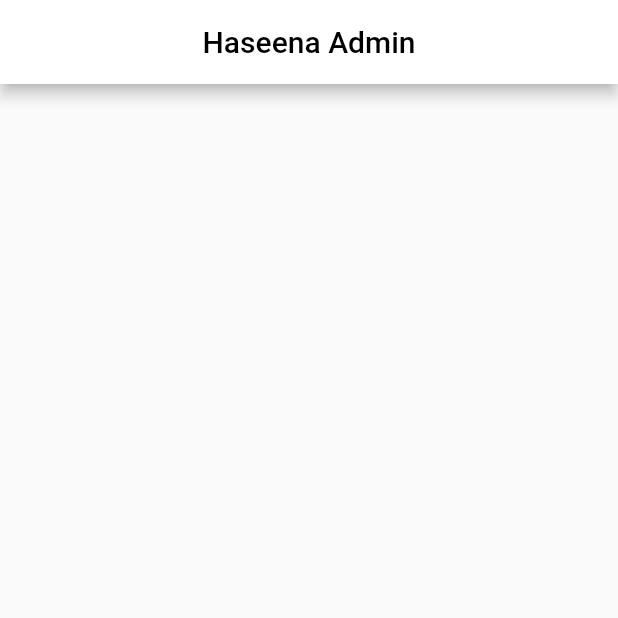
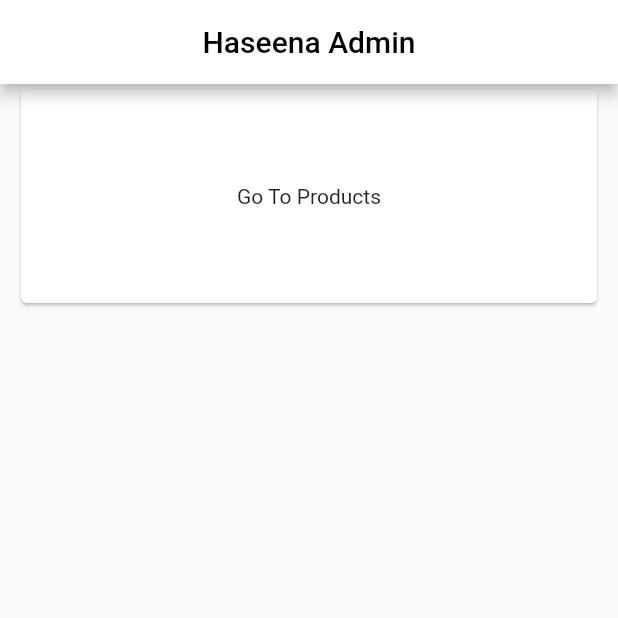
Before and after one commit to Abh1sen/PSM_Backend, a Flutter app: the screen it shows after launch, on a phone screen of 412 x 824 dp, the top half of it. Run offline on Flutter 3.47's test engine with Material 2 defaults, Android fonts, the phone set to English and light mode, and no system bars; our stand-ins replace equatable, get.

```diff
--- a/psm_backend/lib/main.dart
+++ b/psm_backend/lib/main.dart
@@ -16,6 +16,7 @@ class MyApp extends StatelessWidget {
       title: 'Haseena Backend',
       theme: ThemeData(primarySwatch: Colors.blue),
       home: const HomeScreen(),
+      getPages: [GetPage(name: '/products', page: () => const ProductScreen())],
     );
   }
 }
--- a/psm_backend/lib/screens/home_screen.dart
+++ b/psm_backend/lib/screens/home_screen.dart
@@ -15,11 +15,30 @@ class HomeScreen extends StatelessWidget {
             )),
         backgroundColor: Colors.white,
         centerTitle: true,
+        iconTheme: IconThemeData(
+          color: Colors.black,
+        ),
       ),
       body: SizedBox(
           child: Column(
         crossAxisAlignment: CrossAxisAlignment.center,
-        children: const [],
+        children: [
+          Container(
+            width: double.infinity,
+            height: 150,
+            padding: const EdgeInsets.symmetric(horizontal: 10),
+            child: InkWell(
+              onTap: (){
+                Get.to(()=>ProductScreen());
+              },
+              child: const Card(
+                child: Center(
+                  child: Text('Go To Products')
+                ),
+              ),
+            ),
+          )
+        ],
       )),
     );
   }
```
Also changed, not shown: psm_backend/lib/screens/products_screen.dart (+13 -1 lines).
